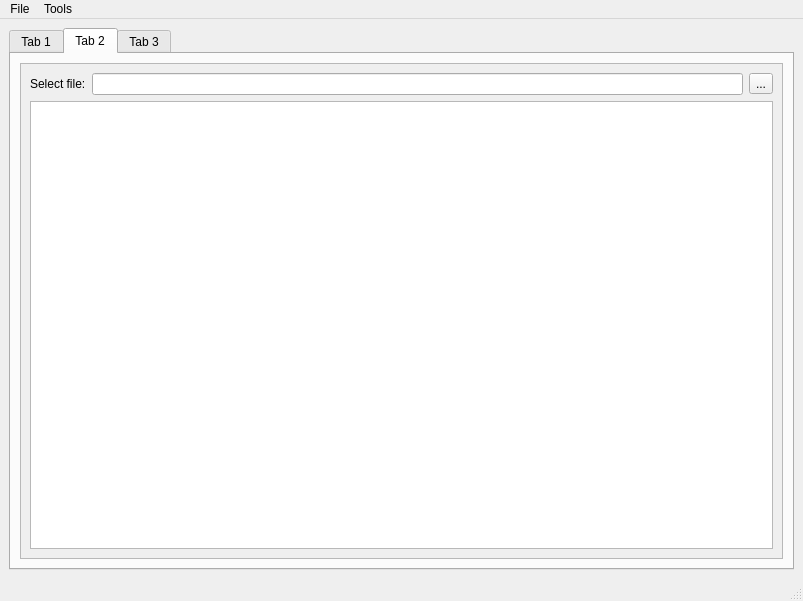
Before: the Qt Designer form fparser_GUI/Ejemplos_GUI/Window.ui in mramagu/Fortran-to-Python-Wrapper, drawn with Qt 5.
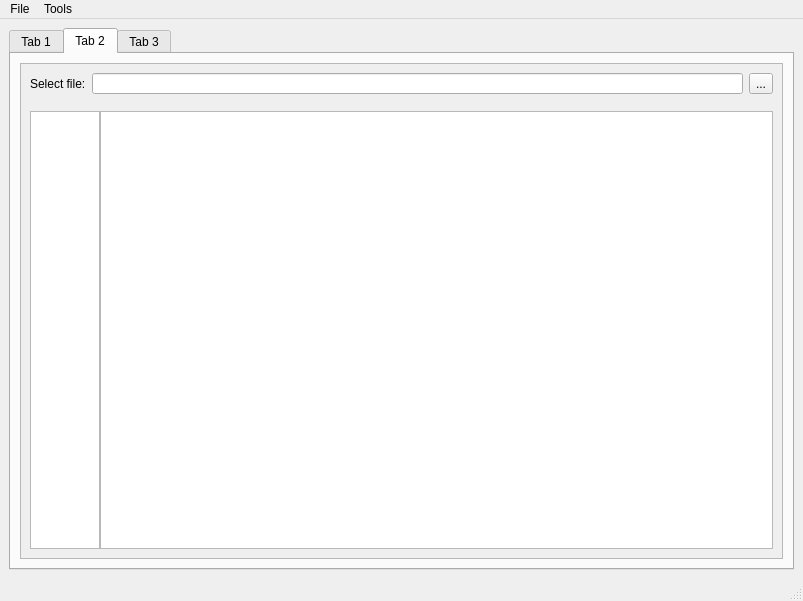
After: the same form once the commit is applied. The open tabs and pages were chosen to show the change.

Patch:
```diff
--- a/fparser_GUI/Ejemplos_GUI/Window.ui
+++ b/fparser_GUI/Ejemplos_GUI/Window.ui
@@ -26,7 +26,7 @@
      <verstretch>0</verstretch>
     </sizepolicy>
    </property>
-   <layout class="QVBoxLayout" name="verticalLayout_2">
+   <layout class="QHBoxLayout" name="horizontalLayout_2">
     <item>
      <widget class="QTabWidget" name="tabWidget">
       <property name="sizePolicy">
@@ -142,7 +142,7 @@
        <attribute name="title">
         <string>Tab 2</string>
        </attribute>
-       <layout class="QVBoxLayout" name="verticalLayout">
+       <layout class="QHBoxLayout" name="horizontalLayout">
         <item>
          <widget class="QScrollArea" name="scrollArea">
           <property name="widgetResizable">
@@ -163,33 +163,103 @@
              <verstretch>0</verstretch>
             </sizepolicy>
            </property>
-           <layout class="QGridLayout" name="gridLayout_3">
-            <property name="sizeConstraint">
-             <enum>QLayout::SetNoConstraint</enum>
-            </property>
-            <item row="0" column="1">
-             <widget class="QLineEdit" name="lineEdit_select"/>
+           <layout class="QVBoxLayout" name="verticalLayout">
+            <item>
+             <layout class="QFormLayout" name="formLayout">
+              <item row="0" column="0">
+               <widget class="QLabel" name="label_select">
+                <property name="text">
+                 <string>Select file:</string>
+                </property>
+                <property name="scaledContents">
+                 <bool>true</bool>
+                </property>
+               </widget>
+              </item>
+              <item row="0" column="1">
+               <layout class="QGridLayout" name="gridLayout">
+                <item row="0" column="0">
+                 <widget class="QLineEdit" name="lineEdit_select"/>
+                </item>
+                <item row="0" column="1">
+                 <widget class="QToolButton" name="toolButton">
+                  <property name="text">
+                   <string>...</string>
+                  </property>
+                 </widget>
+                </item>
+               </layout>
+              </item>
+             </layout>
             </item>
-            <item row="0" column="0">
-             <widget class="QLabel" name="label_select">
-              <property name="text">
-               <string>Select file:</string>
+            <item>
+             <layout class="QHBoxLayout" name="horizontalLayout_3" stretch="0,0">
+              <property name="spacing">
+               <number>0</number>
               </property>
-             </widget>
-            </item>
-            <item row="2" column="0" colspan="3">
-             <widget class="QTextEdit" name="textEdit">
-              <property name="sizeAdjustPolicy">
-               <enum>QAbstractScrollArea::AdjustToContents</enum>
+              <property name="leftMargin">
+               <number>0</number>
               </property>
-             </widget>
-            </item>
-            <item row="0" column="2">
-             <widget class="QToolButton" name="toolButton">
-              <property name="text">
-               <string>...</string>
+              <property name="topMargin">
+               <number>10</number>
               </property>
-             </widget>
+              <item>
+               <widget class="QTextEdit" name="textEdit_number">
+                <property name="enabled">
+                 <bool>true</bool>
+                </property>
+                <property name="sizePolicy">
+                 <sizepolicy hsizetype="Preferred" vsizetype="Preferred">
+                  <horstretch>0</horstretch>
+                  <verstretch>0</verstretch>
+                 </sizepolicy>
+                </property>
+                <property name="maximumSize">
+                 <size>
+                  <width>70</width>
+                  <height>16777215</height>
+                 </size>
+                </property>
+                <property name="toolTip">
+                 <string>&lt;html&gt;&lt;head/&gt;&lt;body&gt;&lt;p align=&quot;right&quot;&gt;&lt;br/&gt;&lt;/p&gt;&lt;/body&gt;&lt;/html&gt;</string>
+                </property>
+                <property name="layoutDirection">
+                 <enum>Qt::LeftToRight</enum>
+                </property>
+                <property name="verticalScrollBarPolicy">
+                 <enum>Qt::ScrollBarAsNeeded</enum>
+                </property>
+                <property name="sizeAdjustPolicy">
+                 <enum>QAbstractScrollArea::AdjustIgnored</enum>
+                </property>
+                <property name="textInteractionFlags">
+                 <set>Qt::NoTextInteraction</set>
+                </property>
+               </widget>
+              </item>
+              <item>
+               <widget class="QTextEdit" name="textEdit">
+                <property name="sizePolicy">
+                 <sizepolicy hsizetype="Expanding" vsizetype="Expanding">
+                  <horstretch>1</horstretch>
+                  <verstretch>0</verstretch>
+                 </sizepolicy>
+                </property>
+                <property name="sizeIncrement">
+                 <size>
+                  <width>0</width>
+                  <height>0</height>
+                 </size>
+                </property>
+                <property name="autoFillBackground">
+                 <bool>false</bool>
+                </property>
+                <property name="sizeAdjustPolicy">
+                 <enum>QAbstractScrollArea::AdjustToContents</enum>
+                </property>
+               </widget>
+              </item>
+             </layout>
             </item>
            </layout>
           </widget>
```
Left out of the diff: 6 changed lines with no effect on the pictures.
